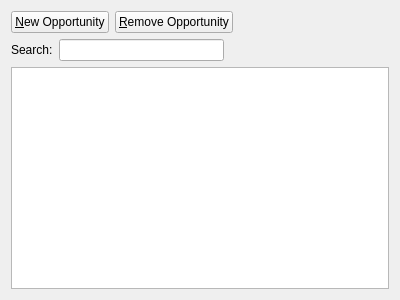
Old version of the form client/src/opportunitiespage.ui in the repository KDAB/FatCRM.
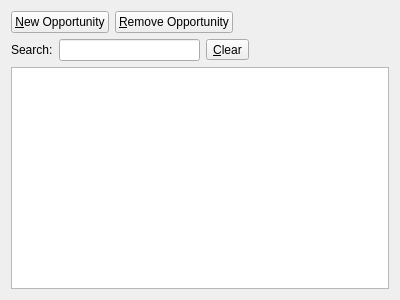
New version of the form. Custom widgets are drawn as their Qt base class.

Commit message: add a clear button to the search line edit

Diff of the .ui file:
```diff
--- a/client/src/opportunitiespage.ui
+++ b/client/src/opportunitiespage.ui
@@ -61,6 +61,13 @@
          <item>
           <widget class="QLineEdit" name="searchLE"/>
          </item>
+         <item>
+          <widget class="QToolButton" name="clearOpportunitySearch">
+           <property name="text">
+            <string>&amp;Clear</string>
+           </property>
+          </widget>
+         </item>
          <item>
           <spacer name="horizontalSpacer_2">
            <property name="orientation">
```
The commit also changes 14 other files.
